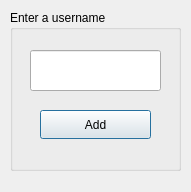
Qt form newchatusername.ui (sanazshokrzadeh/Messanger_throw_10) before a commit.
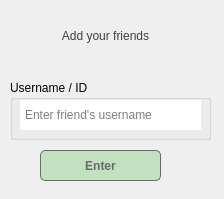
The same form after that commit.

```diff
--- a/newchatusername.ui
+++ b/newchatusername.ui
@@ -6,8 +6,8 @@
    <rect>
     <x>0</x>
     <y>0</y>
-    <width>191</width>
-    <height>192</height>
+    <width>224</width>
+    <height>199</height>
    </rect>
   </property>
   <property name="windowTitle">
@@ -17,38 +17,88 @@
    <property name="geometry">
     <rect>
      <x>10</x>
-     <y>10</y>
-     <width>171</width>
-     <height>161</height>
+     <y>80</y>
+     <width>201</width>
+     <height>60</height>
     </rect>
    </property>
    <property name="title">
-    <string>Enter a username</string>
+    <string>Username / ID</string>
    </property>
    <widget class="QLineEdit" name="lineEdit_username_on_newchatusername">
     <property name="geometry">
      <rect>
-      <x>20</x>
-      <y>40</y>
-      <width>131</width>
-      <height>41</height>
+      <x>10</x>
+      <y>20</y>
+      <width>181</width>
+      <height>30</height>
      </rect>
     </property>
-   </widget>
-   <widget class="QPushButton" name="pushButton_add_on_newchatusername">
-    <property name="geometry">
-     <rect>
-      <x>30</x>
-      <y>100</y>
-      <width>111</width>
-      <height>29</height>
-     </rect>
+    <property name="styleSheet">
+     <string notr="true">padding-left:3px;</string>
     </property>
-    <property name="text">
-     <string>Add</string>
+    <property name="frame">
+     <bool>false</bool>
     </property>
+    <property name="placeholderText">
+     <string>Enter friend's username</string>
+    </property>
    </widget>
   </widget>
+  <widget class="QPushButton" name="pushButton_add_on_newchatusername">
+   <property name="geometry">
+    <rect>
+     <x>40</x>
+     <y>150</y>
+     <width>121</width>
+     <height>31</height>
+    </rect>
+   </property>
+   <property name="whatsThis">
+    <string>&lt;html&gt;&lt;head/&gt;&lt;body&gt;&lt;p&gt;type your friend username&lt;/p&gt;&lt;/body&gt;&lt;/html&gt;</string>
+   </property>
+   <property name="styleSheet">
+    <string notr="true">QPushButton
+{
+		background-color:rgb(193, 225, 193);
+	color: rgb(106, 106, 106);
+	font-weight: bold;
+	border-style: solid;
+	border-width: 1px;
+	border-radius: 5px;
+	padding: 10px;
+	font: 700 9pt &quot;Exo 2&quot;;
+}
+
+</string>
+   </property>
+   <property name="text">
+    <string>Enter</string>
+   </property>
+  </widget>
+  <widget class="QLabel" name="label_3">
+   <property name="geometry">
+    <rect>
+     <x>10</x>
+     <y>10</y>
+     <width>191</width>
+     <height>51</height>
+    </rect>
+   </property>
+   <property name="styleSheet">
+    <string notr="true">QWidget
+{
+	color: rgb(64, 64, 64);
+  	font: 900 14pt &quot;Exo 2&quot;;
+}</string>
+   </property>
+   <property name="text">
+    <string>Add your friends</string>
+   </property>
+   <property name="alignment">
+    <set>Qt::AlignCenter</set>
+   </property>
+  </widget>
  </widget>
  <resources/>
  <connections/>
```
Left out of the diff: 2 changed lines with no effect on the pictures.
